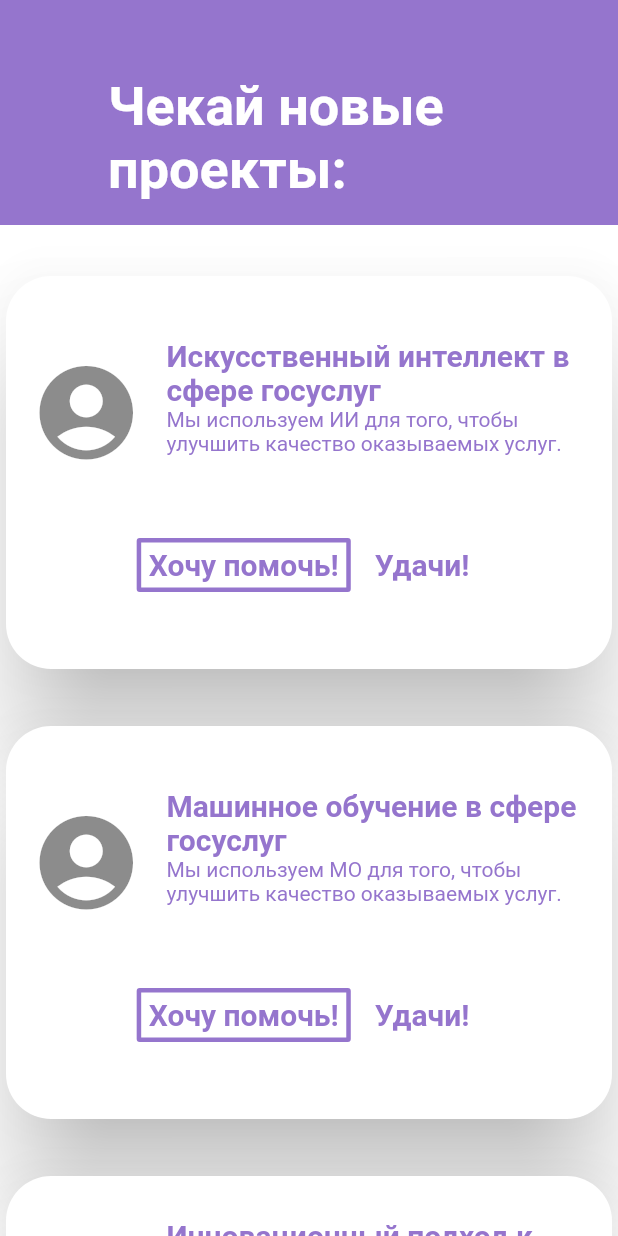
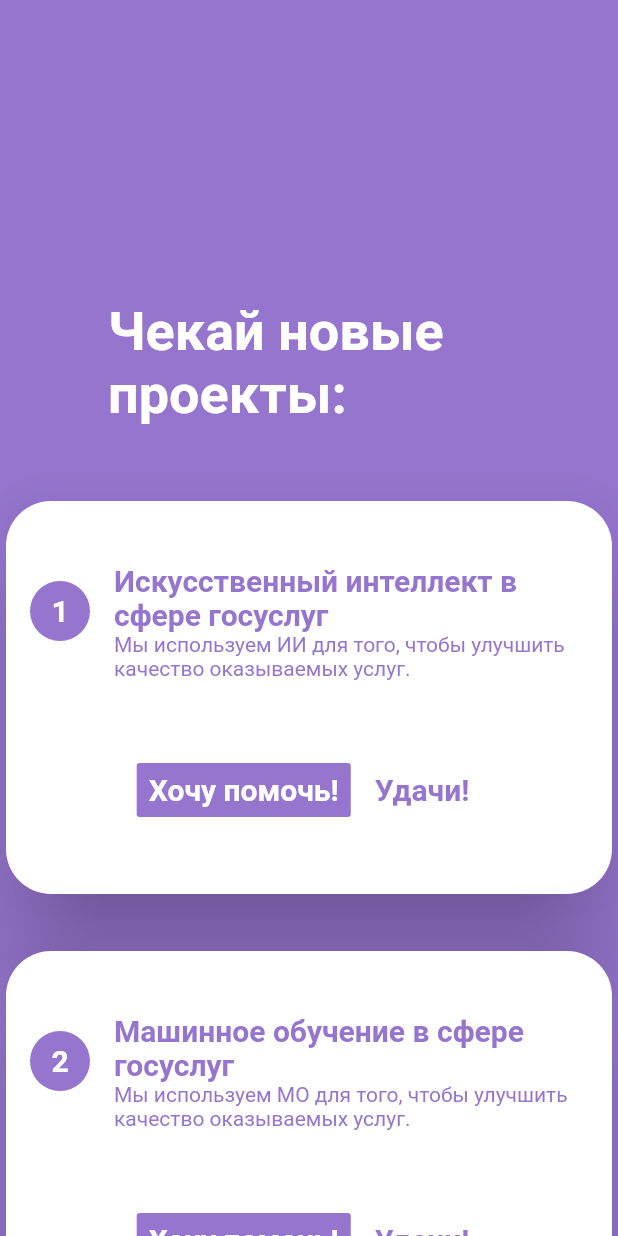
Before and after one commit to Livbig/project_affair, a Flutter app: the screen it shows after launch, on a phone screen of 412 x 824 dp. Run offline on Flutter 3.47's test engine with Material 2 defaults, Android fonts, the phone set to English and light mode, and no system bars.

Commit message:
UI improvement (coloring, text)

```diff
--- a/lib/main.dart
+++ b/lib/main.dart
@@ -23,6 +23,7 @@ class MyApp extends StatelessWidget {
         theme: ThemeData(
           brightness: Brightness.light,
           textTheme: TextTheme(
+              button: TextStyle(color: Colors.white, fontWeight: FontWeight.bold, fontSize: 20),
               headline5: TextStyle(
                   color: Colors.white, fontWeight: FontWeight.bold),
               headline6: TextStyle(
@@ -48,17 +49,22 @@ class _MyHomePageState extends State<MyHomePage> {
   @override
   Widget build(BuildContext context) {
     return Scaffold(
-        backgroundColor: Colors.white,
+        backgroundColor: Colors.deepPurple[300],
         body: CustomScrollView(
           slivers: <Widget>[
             SliverAppBar(
+//              bottom: TabBar(controller: TabController(),tabs: <Widget>[Chip(backgroundColor: Colors.white, label: Text('Tech'),)]),
+//              actions: <Widget>[
+//                IconButton(icon: Icon(Icons.computer,color: Colors.deepPurple[300]), onPressed: null, color: Colors.white,),
+//                IconButton(icon: Icon(Icons.camera), onPressed: null)
+//              ],
 //              shape: RoundedRectangleBorder(borderRadius: BorderRadius.vertical(bottom: Radius.circular(30))),
               centerTitle: true,
 //              title: Text('Привет!', style: Theme.of(context).textTheme.headline5),
               elevation: 30,
               backgroundColor: Colors.deepPurple[300],
               pinned: false,
-              expandedHeight: 150.0,
+              expandedHeight: 300.0,
               flexibleSpace: FlexibleSpaceBar(
                 title: Text('Чекай новые проекты:', style: Theme.of(context).textTheme.headline5),
               ),
@@ -81,7 +87,9 @@ class _MyHomePageState extends State<MyHomePage> {
                                   isThreeLine: true,
                                   leading: GestureDetector(
                                     onTap:() {print('icon tapped');},
-                                    child: Icon(Icons.account_circle,size: 75) //CircleAvatar()
+                                    child: CircleAvatar(
+                                      backgroundColor: Colors.deepPurple[300],
+                                      child: Text('${ideas[total][0]}', style: Theme.of(context).textTheme.button),)
                                   ),
                                   title: Text(ideas[total][1], style: Theme.of(context).textTheme.headline6,),
                                   subtitle: Text(ideas[total][2], style: Theme.of(context).textTheme.bodyText1,),
@@ -89,9 +97,9 @@ class _MyHomePageState extends State<MyHomePage> {
                                 ButtonBar(
                                     alignment: MainAxisAlignment.center,
                                     children: <Widget>[
-                                      OutlineButton(
-                                        borderSide: BorderSide(color: Colors.deepPurple[300],width: 3),
-                                        child: Text('Хочу помочь!', style: Theme.of(context).textTheme.headline6),
+                                      FlatButton(
+                                        color: Colors.deepPurple[300],
+                                        child: Text('Хочу помочь!', style: Theme.of(context).textTheme.button),
                                         onPressed: () {/* ... */},
                                       ),
                                       FlatButton(
```
